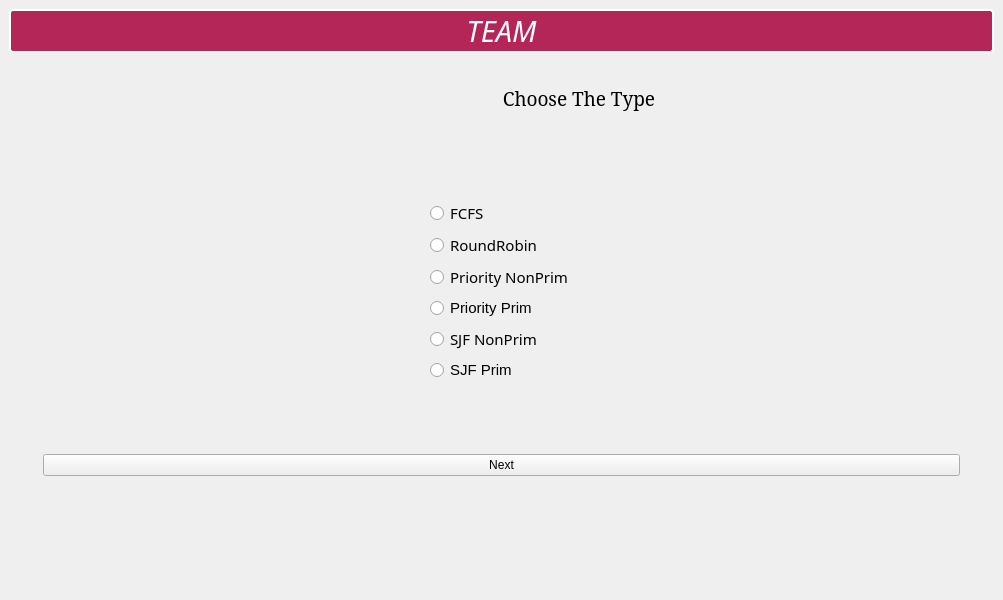
This is mainwindow.ui in EslamAsfour/OS_Scheduler as Qt 5 draws it before an edit. The edited form follows.
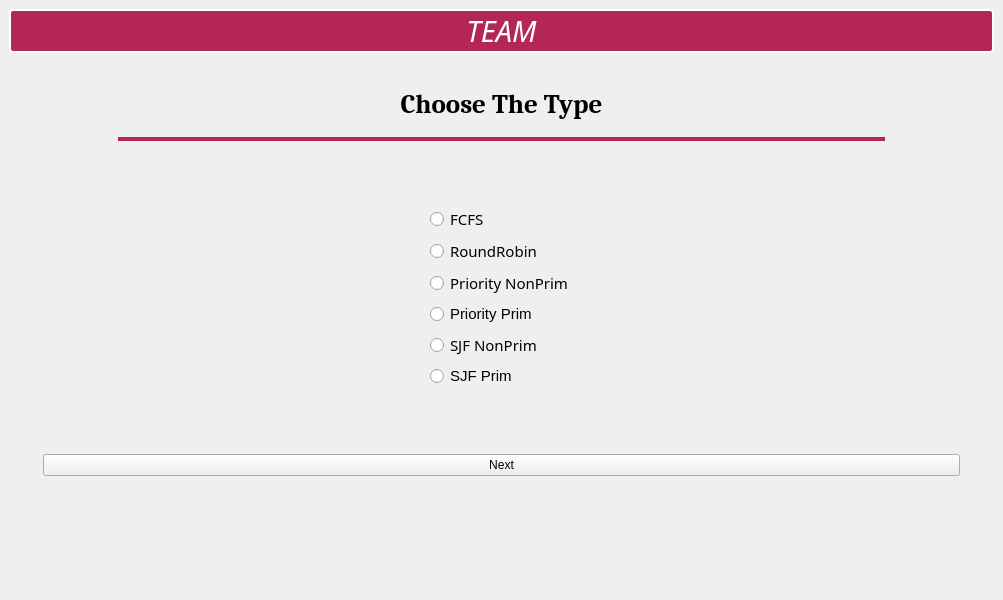
This is the edited form. The open tabs and pages were chosen to show the change. Icons and pictures are not drawn.

Commit message: Added Float to all the classes and looks like its working and added border to the first page and modified the font

Patch:
```diff
--- a/mainwindow.ui
+++ b/mainwindow.ui
@@ -92,19 +92,30 @@
             </property>
             <property name="maximumSize">
              <size>
-              <width>762</width>
-              <height>60</height>
+              <width>1037</width>
+              <height>73</height>
              </size>
             </property>
             <property name="layoutDirection">
              <enum>Qt::RightToLeft</enum>
             </property>
+            <property name="styleSheet">
+             <string notr="true">border-bottom : 4px solid rgb(180, 38, 88);
+margin-left : 75px;
+margin-right : 75px;</string>
+            </property>
             <layout class="QHBoxLayout" name="horizontalLayout_10">
              <property name="sizeConstraint">
               <enum>QLayout::SetNoConstraint</enum>
              </property>
+             <property name="leftMargin">
+              <number>50</number>
+             </property>
              <property name="topMargin">
-              <number>9</number>
+              <number>11</number>
+             </property>
+             <property name="rightMargin">
+              <number>50</number>
              </property>
              <item>
               <widget class="QLabel" name="label_2">
@@ -116,10 +127,15 @@
                </property>
                <property name="font">
                 <font>
-                 <family>Constantia</family>
-                 <pointsize>14</pointsize>
+                 <family>Cambria</family>
+                 <pointsize>20</pointsize>
+                 <weight>75</weight>
+                 <bold>true</bold>
                 </font>
                </property>
+               <property name="styleSheet">
+                <string notr="true">border-bottom : 4px solid yellow;</string>
+               </property>
                <property name="text">
                 <string>Choose The Type</string>
                </property>
```
Left out of the diff: 2 changed lines with no effect on the pictures. The commit also changes 11 other files.
